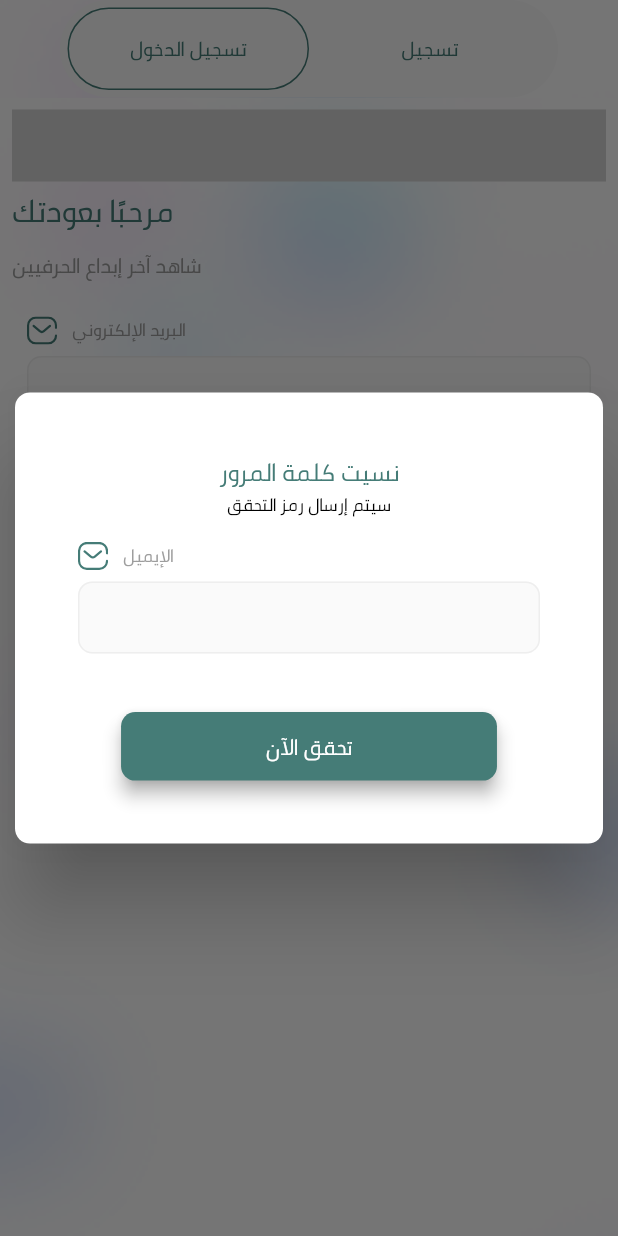
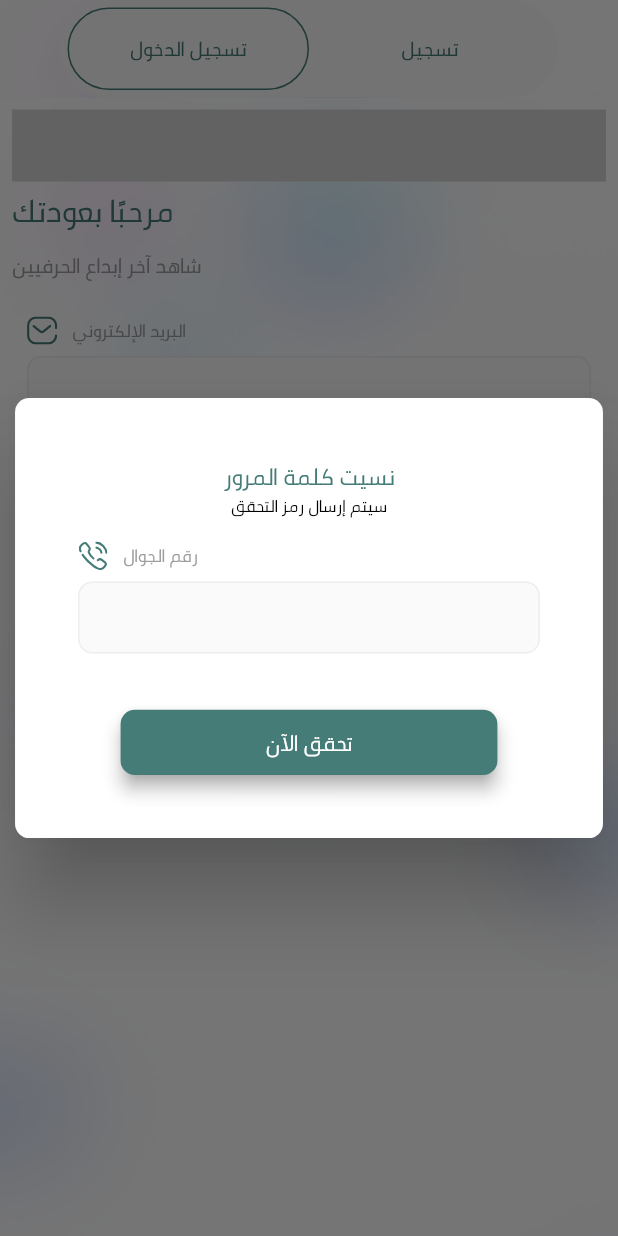
Before and after one commit to Abeer-Assad-Tafesh/Handicrafts_Flutter_App, a Flutter app: the screen it shows after launch, item 2 of the bottom bar chosen, after a tap on "هل نسيت كلمة المرور ؟", on a phone screen of 412 x 824 dp. Run offline on Flutter 3.47's test engine with Material 2 defaults, Android fonts, the phone set to English and light mode, and no system bars; our stand-ins replace flutter_screenutil, flutter_svg, get, intl_phone_field.

Commit message:
Sprint #1 - UI -Auth screens

```diff
--- a/lib/main.dart
+++ b/lib/main.dart
@@ -6,6 +6,8 @@ import 'package:handicrafts_flutter_app/screens/login_page.dart';
 import 'package:handicrafts_flutter_app/screens/login_register_screen.dart';
 import 'package:handicrafts_flutter_app/screens/out_boarding_screen.dart';
 import 'package:handicrafts_flutter_app/screens/register_page.dart';
+import 'package:handicrafts_flutter_app/screens/reset_forgot_password.dart';
+import 'package:handicrafts_flutter_app/screens/verification_code_screen.dart';
 import 'package:handicrafts_flutter_app/utils/constants.dart';
 
 void main() {
@@ -61,6 +63,8 @@ class MyApp extends StatelessWidget {
       '/login_register_screen': (context) => const LoginRegisterScreen(),
       '/login_page': (context) => const LoginPage(),
       '/register_page': (context) => const RegisterPage(),
+      '/verification_code_screen': (context) => const VerificationCodeScreen(),
+      '/reset_password_screen': (context) => const ResetPasswordScreen(),
     };
   }
 
--- a/lib/screens/login_page.dart
+++ b/lib/screens/login_page.dart
@@ -18,9 +18,8 @@ class LoginPage extends StatefulWidget {
 
 class _LoginPageState extends State<LoginPage> {
   late TextEditingController _emailController;
-  late TextEditingController _forgetEmailController;
+  late TextEditingController _forgetPhoneNumController;
   late TextEditingController _passwordController;
-  late String _forgetEmail;
   bool _obscurePassword = true;
 
   @override
@@ -29,7 +28,7 @@ class _LoginPageState extends State<LoginPage> {
     super.initState();
     _emailController = TextEditingController();
     _passwordController = TextEditingController();
-    _forgetEmailController = TextEditingController();
+    _forgetPhoneNumController = TextEditingController();
   }
 
   @override
@@ -37,7 +36,7 @@ class _LoginPageState extends State<LoginPage> {
     // TODO: implement dispose
     _emailController.dispose();
     _passwordController.dispose();
-    _forgetEmailController.dispose();
+    _forgetPhoneNumController.dispose();
     super.dispose();
   }
 
@@ -51,7 +50,7 @@ class _LoginPageState extends State<LoginPage> {
             Image.asset('assets/images/bg_screens.png',
                 width: double.infinity, fit: BoxFit.cover),
             Padding(
-              padding: const EdgeInsets.all(8.0),
+              padding: const EdgeInsets.all(8.0).w,
               child: Column(
                 crossAxisAlignment: CrossAxisAlignment.start,
                 children: [
@@ -71,7 +70,7 @@ class _LoginPageState extends State<LoginPage> {
                       color: Colors.grey),
                   SizedBox(height: 10.h),
                   Padding(
-                    padding: const EdgeInsets.all(10.0),
+                    padding: const EdgeInsets.all(10.0).w,
                     child: Column(
                       children: [
                         const TextLabel(
@@ -82,7 +81,7 @@ class _LoginPageState extends State<LoginPage> {
                           controller: _emailController,
                           textInputField: TextInputType.emailAddress,
                         ),
-                        const SizedBox(height: 12),
+                        SizedBox(height: 12.h),
                         const TextLabel(
                           icon: "assets/icons/password.svg",
                           label: 'كلمة المرور',
@@ -117,18 +116,18 @@ class _LoginPageState extends State<LoginPage> {
                             ),
                           ],
                         ),
-                        const SizedBox(height: 20),
+                        SizedBox(height: 20.h),
                         AppButton(
                           onPressed: () {
                             login();
                           },
                           text: 'تسجيل الدخول',
                         ),
-                        const SizedBox(height: 20),
+                        SizedBox(height: 20.h),
                         InkWell(
                           child: SmallText(
                             text: 'هل نسيت كلمة المرور ؟',
-                            size: 14,
+                            size: 14.sp,
                             color: kPrimaryColor,
                             decoration: TextDecoration.underline,
                           ),
@@ -138,14 +137,14 @@ class _LoginPageState extends State<LoginPage> {
                                 builder: (BuildContext context) {
                                   return AlertDialog(
                                     scrollable: true,
-                                    insetPadding: const EdgeInsets.all(10),
-                                    shape: const RoundedRectangleBorder(
+                                    insetPadding: const EdgeInsets.all(10).w,
+                                    shape: RoundedRectangleBorder(
                                         borderRadius: BorderRadius.all(
-                                            Radius.circular(10.0))),
+                                            const Radius.circular(10.0).r)),
                                     content: Padding(
-                                      padding: const EdgeInsets.all(8.0),
+                                      padding: const EdgeInsets.all(8.0).w,
                                       child: Container(
-                                        margin: const EdgeInsets.all(10.0),
+                                        margin: const EdgeInsets.all(10.0).w,
                                         width: 400.w,
                                         child: Column(
                                           children: [
@@ -153,37 +152,33 @@ class _LoginPageState extends State<LoginPage> {
                                               children: [
                                                 BigText(
                                                   text: 'نسيت كلمة المرور',
-                                                  size: 18,
+                                                  size: 18.sp,
                                                   color: kPrimaryColor,
                                                   fontWeight: FontWeight.bold,
                                                 ),
-                                                const SmallText(
+                                                SmallText(
                                                     text:
                                                         'سيتم إرسال رمز التحقق',
-                                                    size: 13,
+                                                    size: 13.sp,
                                                     color: Colors.black),
-                                                const SizedBox(height: 15),
+                                                SizedBox(height: 15.h),
                                                 const TextLabel(
                                                   icon:
-                                                      "assets/icons/email.svg",
-                                                  label: 'الإيميل',
+                                                      "assets/icons/call.svg",
+                                                  label: 'رقم الجوال',
                                                 ),
                                                 AppTextField(
                                                   controller:
-                                                      _forgetEmailController,
+                                                      _forgetPhoneNumController,
                                                 ),
-                                                const SizedBox(height: 30),
+                                                SizedBox(height: 30.h),
                                                 AppButton(
-                                                  onPressed: () async {
-                                                    if (_forgetEmail
-                                                        .isNotEmpty) {
-                                                      await forgetPassword(
-                                                          context);
-                                                    }
+                                                  onPressed: () {
+                                                    forgetPassword(context);
                                                   },
                                                   text: 'تحقق الآن',
-                                                  height: 48,
-                                                  width: 250,
+                                                  height: 48.h,
+                                                  width: 250.w,
                                                 ),
                                               ],
                                             ),
@@ -207,7 +202,11 @@ class _LoginPageState extends State<LoginPage> {
     );
   }
 
-  Future<void> forgetPassword(BuildContext cont) async {}
+  forgetPassword(BuildContext cont) {
+    if(checkPhone()){
+      Navigator.popAndPushNamed(context, '/reset_password_screen');
+    }
+  }
 
   Future<void> login() async {
     if (checkData()) {}
@@ -215,6 +214,16 @@ class _LoginPageState extends State<LoginPage> {
 
   final RegExp regex = RegExp(
       r'^(([^<>()[\]\\.,;:\s@\"]+(\.[^<>()[\]\\.,;:\s@\"]+)*)| (\".+\"))@((\[[0-9]{1,3}\.[0-9]{1,3}\.[0-9]{1,3}\.[0-9]{1,3}\])|(([a-zA-Z\-0-9]+\.)+[a-zA-Z]{2,}))$');
+  final RegExp regExp = RegExp(r'(^(?:05[96])?[0-9]{7}$)');
+
+  bool checkPhone(){
+    if (_forgetPhoneNumController.text.isEmpty ||
+        !regExp.hasMatch(_forgetPhoneNumController.text)) {
+      Get.snackbar('مهلاً', 'أدخل رقم هاتف صحيح', colorText: Colors.red);
+      return false;
+    }
+    return true;
+  }
 
   bool checkData() {
     if (_emailController.text.isEmpty) {
```
Also changed, not shown: lib/screens/register_page.dart (+12 -12 lines), lib/screens/reset_forgot_password.dart (+16 -17 lines), lib/screens/verification_code_screen.dart (+28 -26 lines).
